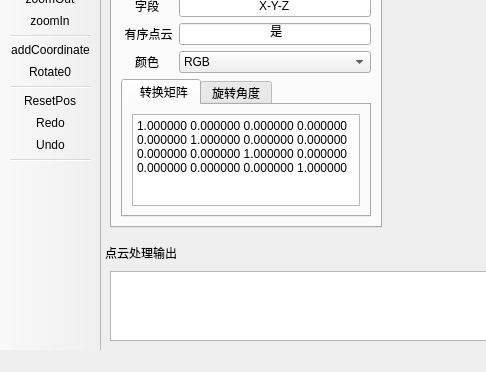
Above: pclvisualizer.ui from luolaihua/point-cloud-viewer before the change; both pictures show x 0 to 486 and y 308 to 680 of the 1055 by 680 pixel window. Below: the same form after it.
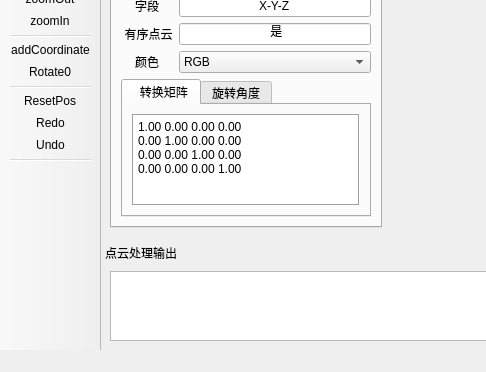
That is the form after the change. The open tabs and pages were chosen to show the change. Icons and pictures are not drawn. Custom widgets are drawn as their Qt base class.

Commit message: 增加导出处理日志功能，整体优化

Patch:
```diff
--- a/pclvisualizer.ui
+++ b/pclvisualizer.ui
@@ -510,11 +510,15 @@
             <layout class="QGridLayout" name="gridLayout_3">
              <item row="0" column="0">
               <widget class="QPlainTextEdit" name="plainTextEdit">
+               <property name="frameShape">
+                <enum>QFrame::Box</enum>
+               </property>
                <property name="plainText">
-                <string>1.000000 0.000000 0.000000 0.000000
-0.000000 1.000000 0.000000 0.000000
-0.000000 0.000000 1.000000 0.000000
-0.000000 0.000000 0.000000 1.000000</string>
+                <string>1.00 0.00 0.00 0.00
+0.00 1.00 0.00 0.00
+0.00 0.00 1.00 0.00
+0.00 0.00 0.00 1.00
+</string>
                </property>
               </widget>
              </item>
```
Left out of the diff: 83 changed lines with no effect on the pictures. The commit also changes 2 other files.
